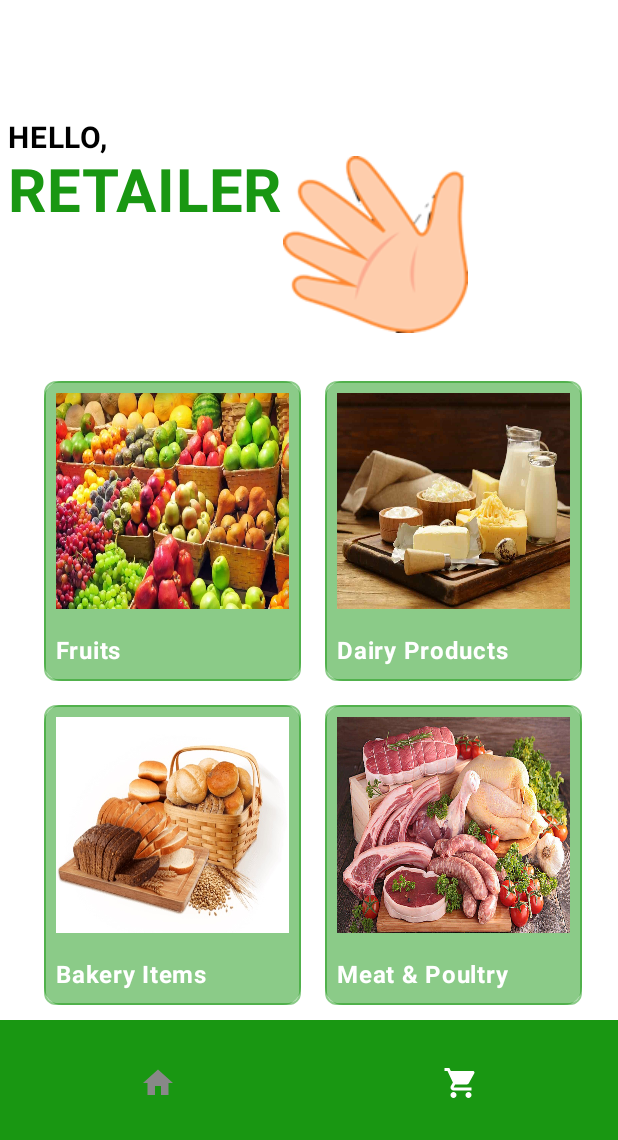
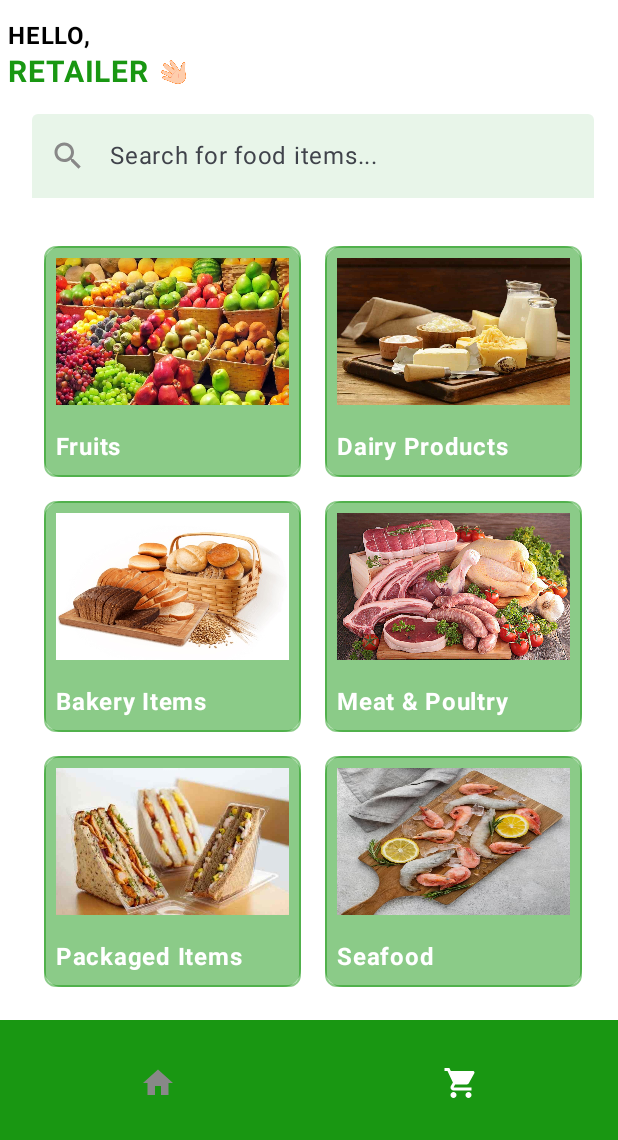
Before and after one commit to curiousfalak/Innotech_Wastenot, an Android app built with Jetpack Compose: the retailer screen opened through its navigation route, on a phone screen of 412 x 824 dp, the part 96-1236 px from its top. Run offline under Robolectric (Android 15) with nearby library versions, the light colour scheme and no system bars.

Commit message:
added search bar functionality in retailer.kt

```diff
--- a/app/src/main/java/com/example/wastenot/LoginScreen.kt
+++ b/app/src/main/java/com/example/wastenot/LoginScreen.kt
@@ -39,7 +39,6 @@ import androidx.compose.ui.text.font.FontWeight
 import androidx.compose.ui.text.input.KeyboardType
 import androidx.compose.ui.unit.dp
 import androidx.compose.ui.unit.sp
-import com.example.wastenot.R
 
 
 @Composable
--- a/app/src/main/java/com/example/wastenot/retailer.kt
+++ b/app/src/main/java/com/example/wastenot/retailer.kt
@@ -14,20 +14,28 @@ import androidx.compose.foundation.layout.Column
 import androidx.compose.foundation.layout.PaddingValues
 import androidx.compose.foundation.layout.Row
 import androidx.compose.foundation.layout.Spacer
+import androidx.compose.foundation.layout.aspectRatio
 import androidx.compose.foundation.layout.fillMaxSize
 import androidx.compose.foundation.layout.fillMaxWidth
 import androidx.compose.foundation.layout.height
 import androidx.compose.foundation.layout.padding
-import androidx.compose.foundation.layout.size
 import androidx.compose.foundation.lazy.grid.GridCells
 import androidx.compose.foundation.lazy.grid.LazyVerticalGrid
 import androidx.compose.foundation.lazy.grid.items
 import androidx.compose.foundation.shape.RoundedCornerShape
+import androidx.compose.material.icons.Icons
+import androidx.compose.material.icons.filled.Clear
+import androidx.compose.material.icons.filled.Search
 import androidx.compose.material3.Card
 import androidx.compose.material3.CardDefaults
+import androidx.compose.material3.ExperimentalMaterial3Api
+import androidx.compose.material3.Icon
 import androidx.compose.material3.Text
+import androidx.compose.material3.TextField
 import androidx.compose.runtime.Composable
 import androidx.compose.runtime.getValue
+import androidx.compose.runtime.mutableStateOf
+import androidx.compose.runtime.remember
 import androidx.compose.ui.Alignment
 import androidx.compose.ui.Modifier
 import androidx.compose.ui.graphics.Color
@@ -37,37 +45,39 @@ import androidx.compose.ui.res.painterResource
 import androidx.compose.ui.text.font.FontWeight
 import androidx.compose.ui.unit.dp
 import androidx.compose.ui.unit.sp
-import com.example.wasn.imageItem
 
+data class ImageItem(val imageId: Int, val description: String)
 
+@OptIn(ExperimentalMaterial3Api::class)
 @Composable
-
 fun Inventory() {
-
     val imageList = listOf(
-        imageItem(R.drawable.fruits1, "Fruits"),
-        imageItem(R.drawable.dairy, "Dairy Products"),
-        imageItem(R.drawable.bakery, "Bakery Items"),
-        imageItem(R.drawable.meatandpoultry, "Meat & Poultry"),
-        imageItem(R.drawable.packaged, "Packaged Items"),
-        imageItem(R.drawable.seafood, "SeaFood"),
-        imageItem(R.drawable.vegetables,"Vegetables"),
-        imageItem(R.drawable.img_7,"Frozen Food")
-
+        ImageItem(R.drawable.fruits1, "Fruits"),
+        ImageItem(R.drawable.dairy, "Dairy Products"),
+        ImageItem(R.drawable.bakery, "Bakery Items"),
+        ImageItem(R.drawable.meatandpoultry, "Meat & Poultry"),
+        ImageItem(R.drawable.packaged, "Packaged Items"),
+        ImageItem(R.drawable.seafood, "Seafood"),
+        ImageItem(R.drawable.vegetables, "Vegetables"),
+        ImageItem(R.drawable.img_7, "Frozen Food")
     )
 
+    val searchQuery = remember { mutableStateOf("") }
 
-    // Animate the rotation angle
     val rotationAngle by animateFloatAsState(
-        targetValue = 360f, // Rotate to 15 degrees
+        targetValue = 360f,
         animationSpec = repeatable(
-            iterations = Int.MAX_VALUE, // Infinite loop
+            iterations = Int.MAX_VALUE,
             animation = tween(
-                durationMillis = 3000, // Duration for one full cycle (half wave)
-                easing = LinearEasing // Smooth, continuous easing
+                durationMillis = 5000,
+                easing = LinearEasing
             )
         )
     )
+
+    val filteredImageList = imageList.filter {
+        it.description.lowercase().contains(searchQuery.value.lowercase())
+    }
 
     Box(
         modifier = Modifier
@@ -76,75 +86,115 @@ fun Inventory() {
             .padding(start = 5.dp)
     ) {
         Column(
-            modifier = Modifier.fillMaxSize().padding(top = 80.dp),
-
-            horizontalAlignment = Alignment.CenterHorizontally,
-
-            ) {
+            modifier = Modifier
+                .fillMaxSize()
+                .padding(top = 12.dp),
+            horizontalAlignment = Alignment.CenterHorizontally
+        ) {
             Row(
-                modifier = Modifier.fillMaxWidth(), verticalAlignment = Alignment.CenterVertically,
+                modifier = Modifier.fillMaxWidth(),
+                verticalAlignment = Alignment.CenterVertically,
                 horizontalArrangement = Arrangement.SpaceBetween
             ) {
                 Column {
-
                     Text(
                         "HELLO,",
                         fontWeight = FontWeight.Bold,
                         color = Color.Black,
-                        fontSize = 20.sp
+                        fontSize = 16.sp
                     )
-                    Row {
+                    Row(verticalAlignment = Alignment.CenterVertically) {
                         Text(
                             "RETAILER",
                             fontWeight = FontWeight.Bold,
                             color = Color(0xFF199712),
-                            fontSize = 40.sp
+                            fontSize = 20.sp
                         )
+                        Spacer(modifier = Modifier.padding(4.dp))
                         Image(
                             painter = painterResource(id = R.drawable.img_6),
-                            contentDescription = "hello", contentScale = ContentScale.Fit,
-
-                            modifier=Modifier
-                                .graphicsLayer(
-                                    rotationZ = rotationAngle)
-
-
+                            contentDescription = "hello",
+                            contentScale = ContentScale.Fit,
+                            modifier = Modifier
+                                .graphicsLayer(rotationZ = rotationAngle)
+                                .height(16.dp)
                         )
                     }
                 }
             }
+
+            Spacer(modifier = Modifier.height(16.dp))
+
+            TextField(
+                value = searchQuery.value,
+                onValueChange = { searchQuery.value = it },
+                label = { Text("Search for food items...") },
+                leadingIcon = {
+                    Icon(
+                        Icons.Filled.Search,
+                        contentDescription = "Search Icon",
+                        tint = Color.Gray
+                    )
+                },
+                trailingIcon = {
+                    if (searchQuery.value.isNotEmpty()) {
+                        Icon(
+                            Icons.Filled.Clear,
+                            contentDescription = "Clear Search",
+                            tint = Color.Gray,
+                            modifier = Modifier.clickable { searchQuery.value = "" }
+                        )
+                    }
+                },
+                modifier = Modifier
+                    .fillMaxWidth()
+                    .padding(horizontal = 16.dp)
+                    .height(56.dp),
+                singleLine = true,
+                colors = androidx.compose.material3.TextFieldDefaults.textFieldColors(
+                    containerColor = Color(0xFFE8F5E9),
+                    focusedTextColor = Color.Black,
+                    unfocusedTextColor = Color.Gray,
+                    cursorColor = Color(0xFF199712),
+                    focusedIndicatorColor = Color.Transparent,
+                    unfocusedIndicatorColor = Color.Transparent
+                ),
+                textStyle = androidx.compose.ui.text.TextStyle(
+                    fontWeight = FontWeight.Normal,
+                    fontSize = 16.sp
+                )
+            )
+
             Spacer(modifier = Modifier.height(8.dp))
+
             LazyVerticalGrid(
-                columns = GridCells.Fixed(2), // Number of columns
+                columns = GridCells.Fixed(2),
                 modifier = Modifier
                     .fillMaxSize()
-
                     .padding(8.dp),
-                contentPadding = PaddingValues(8.dp),
+                contentPadding = PaddingValues(8.dp)
             ) {
-                items(imageList) { item ->
+                items(filteredImageList) { item ->
                     Card(
                         modifier = Modifier
                             .padding(8.dp)
                             .fillMaxWidth()
-                            .clickable {}
-
+                            .clickable {
+                                // Handle item click
+                            }
                             .border(1.dp, Color(0x80199712), RoundedCornerShape(8.dp)),
                         colors = CardDefaults.cardColors(
                             containerColor = Color(0x80199712)
-                        ),
-                        // Card takes full width of the grid cell
-                        // Elevation for a shadow effect
-                        // Rounded corners
+                        )
                     ) {
                         Image(
                             painter = painterResource(id = item.imageId),
-                            contentDescription ="image", contentScale = ContentScale.FillBounds,
+                            contentDescription = "image",
+                            contentScale = ContentScale.FillBounds,
                             modifier = Modifier
                                 .fillMaxWidth()
-                                .size(160.dp)// Image takes full width of the card
-                                .height(80.dp)   // You can set a fixed height if needed
-                                .padding(8.dp)   // Padding inside the image
+                                .aspectRatio(1.5f)
+                                .padding(8.dp)
                         )
                         Text(
                             text = item.description,
@@ -152,13 +202,9 @@ fun Inventory() {
                             fontWeight = FontWeight.Bold,
                             color = Color.White
                         )
-
                     }
                 }
-
-
             }
-
         }
     }
 }
```
